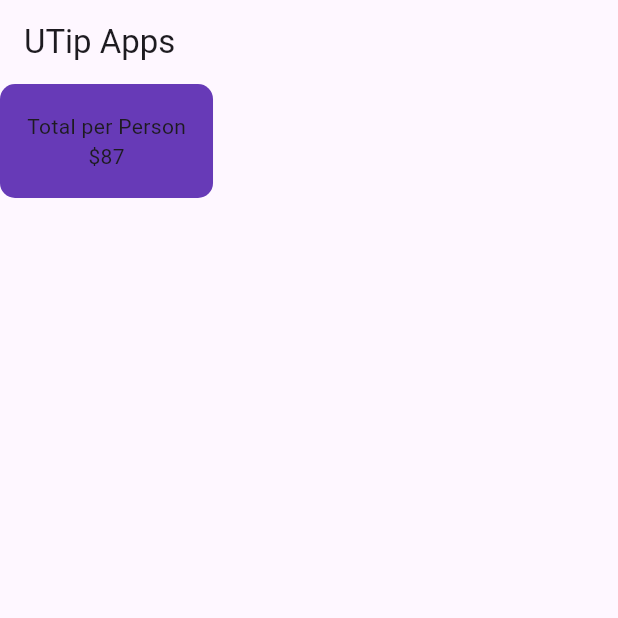
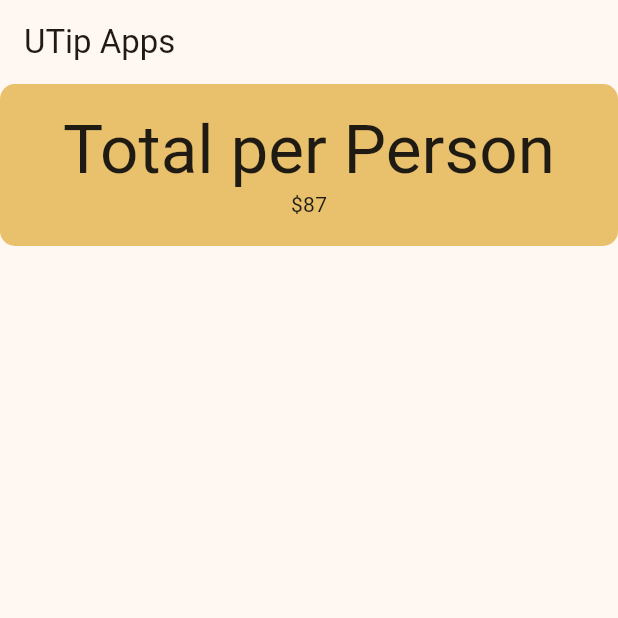
Before and after one commit to sodikinnaa/utip-apps, a Flutter app: the screen it shows after launch, on a phone screen of 412 x 824 dp, the top half of it. Run offline on Flutter 3.47's test engine with Material 3 defaults, Android fonts, the phone set to English and light mode, and no system bars.

Commit message:
Widgets Documentation & Basics of Theming

```diff
--- a/lib/main.dart
+++ b/lib/main.dart
@@ -12,7 +12,7 @@ class MyApp extends StatelessWidget {
     return MaterialApp(
       title: 'Utip App',
       theme: ThemeData(
-        colorScheme: ColorScheme.fromSeed(seedColor: Colors.deepPurple),
+        colorScheme: ColorScheme.fromSeed(seedColor: Colors.amber),
       ),
       home: const UTip(),
     );
@@ -34,17 +34,20 @@ class _UTipState extends State<UTip> {
         title: const Text('UTip Apps'),
       ),
       body: Column(
+        crossAxisAlignment: CrossAxisAlignment.stretch,
         children: [
           Container(
             padding: const EdgeInsets.all(18),
             decoration: BoxDecoration(
-              color: Colors.deepPurple,
+              color: Theme.of(context).colorScheme.inversePrimary,
               borderRadius: BorderRadius.circular(10),
             ),
             child: Column(
               children: [
-                const Text("Total per Person"),
-                const Text("\$87"),
+                Text("Total per Person",
+                  style: Theme.of(context).textTheme.displayMedium,
+                ),
+                Text("\$87"),
               ],
             )
           ),
```
